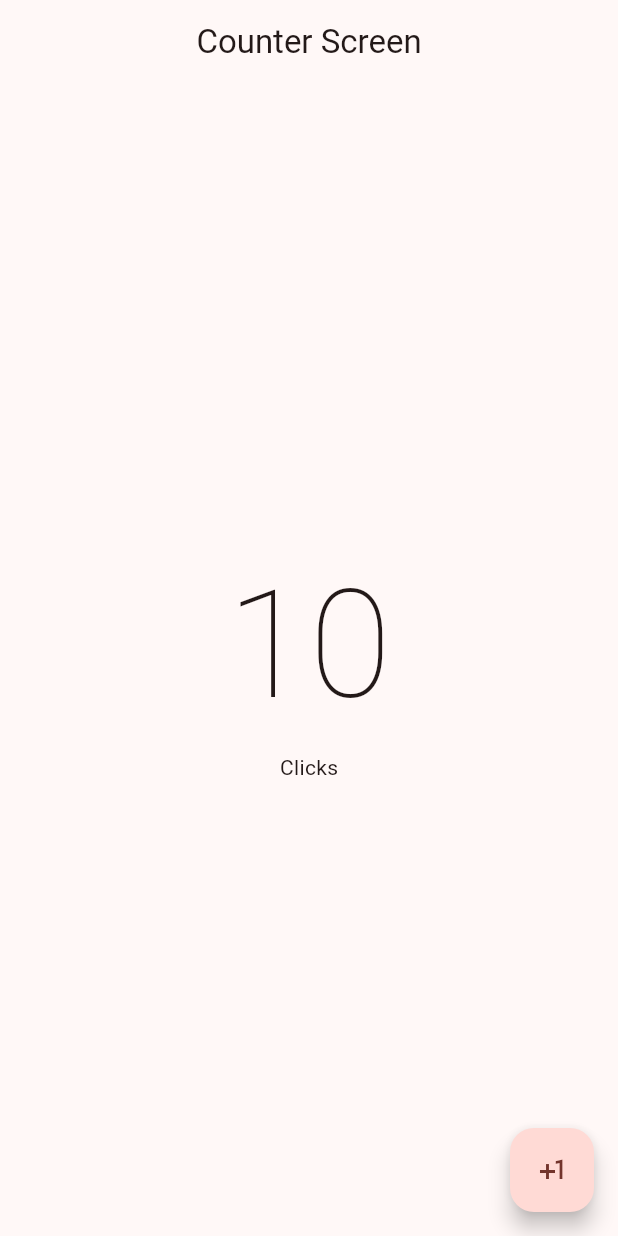
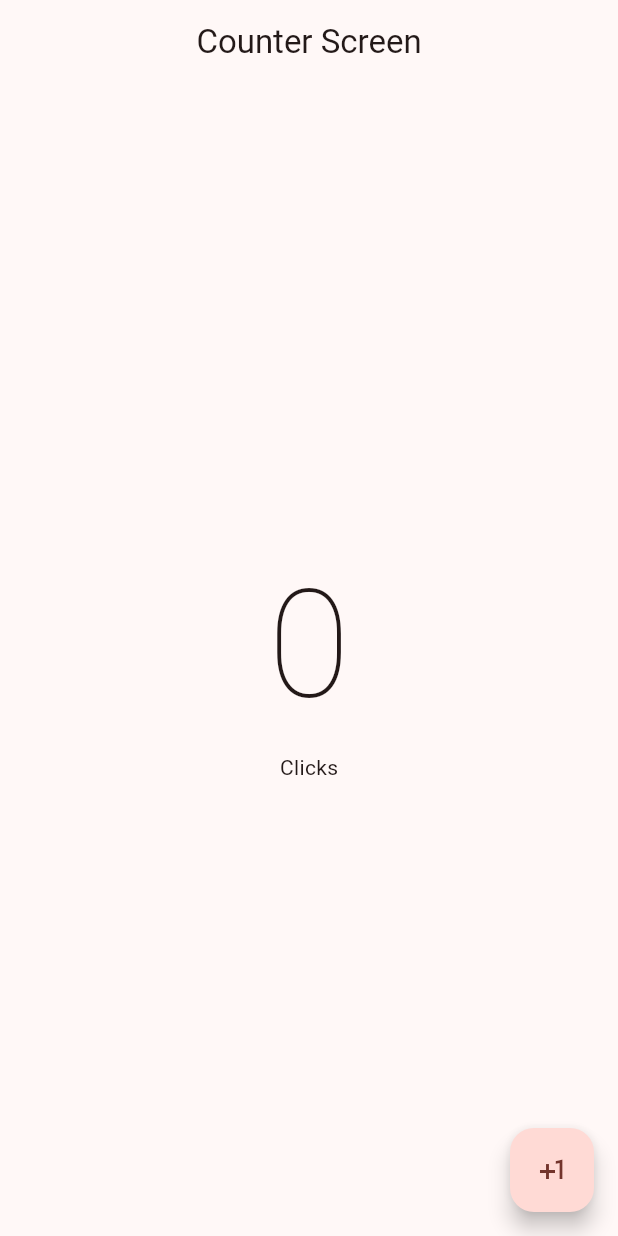
Before and after one commit to AndrexMed/Flutter-Intro, a Flutter app: the screen it shows after launch, on a phone screen of 412 x 824 dp. Run offline on Flutter 3.47's test engine with Material 3 defaults, Android fonts, the phone set to English and light mode, and no system bars.

Commit message:
Cambiar el estado de la app

```diff
--- a/lib/presentation/screens/counter_screen.dart
+++ b/lib/presentation/screens/counter_screen.dart
@@ -1,8 +1,14 @@
 import 'package:flutter/material.dart';
 
-class CounterScreen extends StatelessWidget {
+class CounterScreen extends StatefulWidget {
   const CounterScreen({super.key});
 
+  @override
+  State<CounterScreen> createState() => _CounterScreenState();
+}
+
+class _CounterScreenState extends State<CounterScreen> {
+  int clickCounter = 0;
   @override
   Widget build(BuildContext context) {
     return Scaffold(
@@ -10,18 +16,23 @@ class CounterScreen extends StatelessWidget {
         title: const Text('Counter Screen'),
         centerTitle: true,
       ),
-      body: const Center(
+      body: Center(
         child: Column(
           mainAxisAlignment: MainAxisAlignment.center,
           children: [
-            Text('10',
-                style: TextStyle(fontSize: 100, fontWeight: FontWeight.w100)),
-            Text('Clicks')
+            Text('$clickCounter',
+                style: const TextStyle(
+                    fontSize: 100, fontWeight: FontWeight.w100)),
+            const Text('Clicks')
           ],
         ),
       ),
       floatingActionButton: FloatingActionButton(
-        onPressed: () {},
+        onPressed: () {
+          setState(() {
+            clickCounter++;
+          });
+        },
         child: const Icon(Icons.plus_one),
       ),
     );
```
